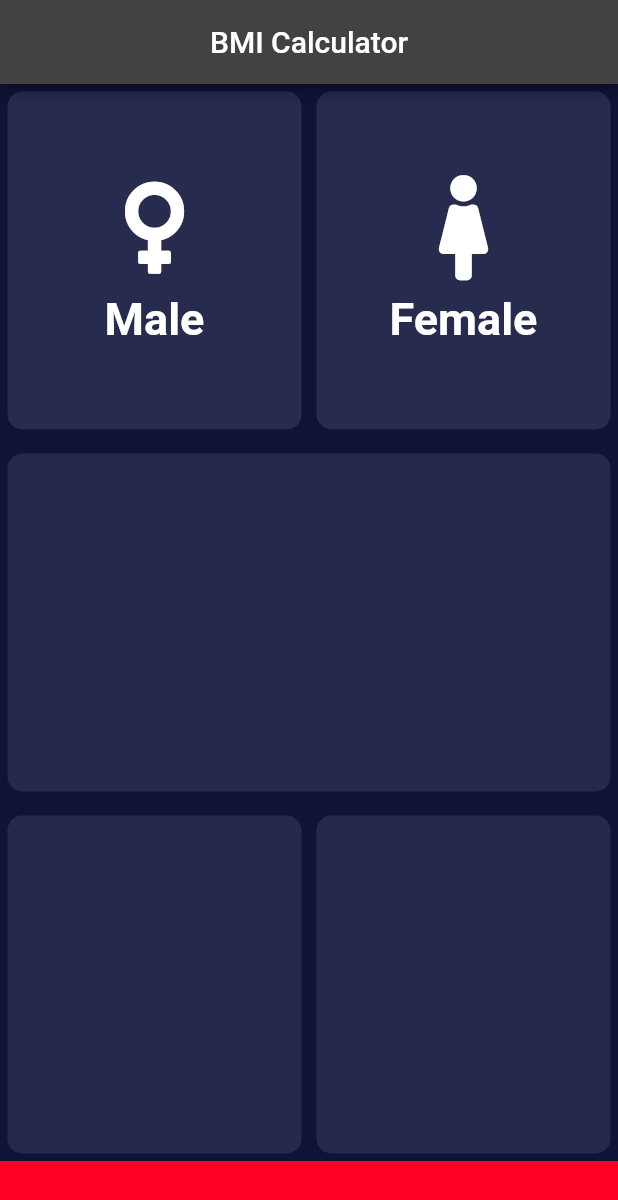
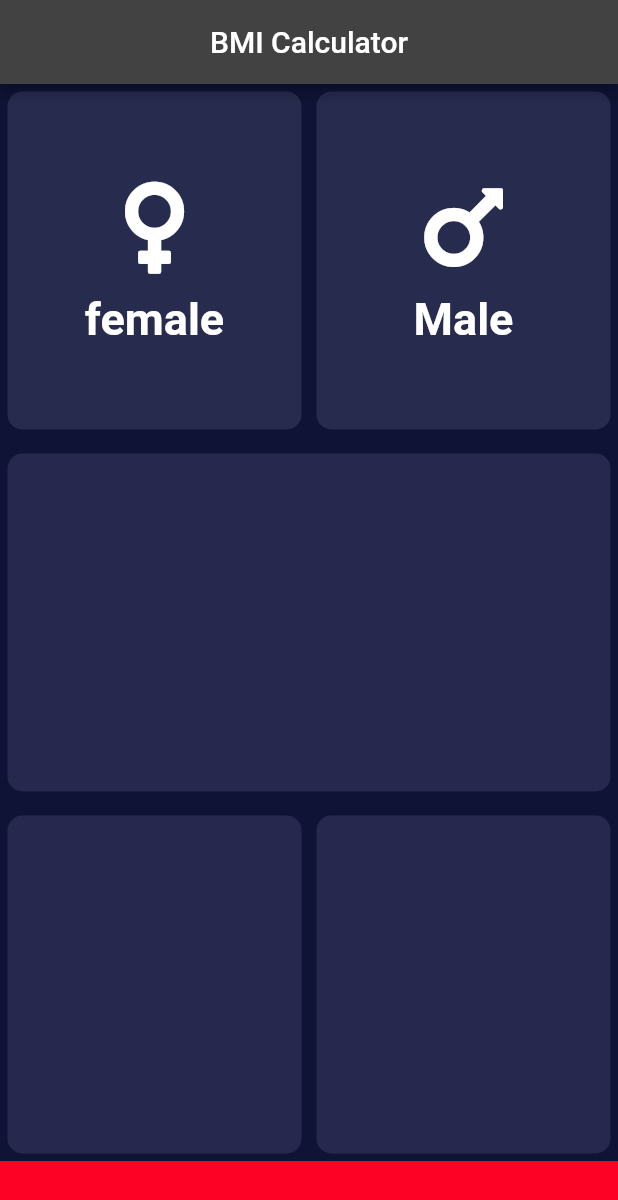
Before and after one commit to mridul0098/bmi, a Flutter app: the screen it shows after launch, on a phone screen of 412 x 824 dp. Shown: the top 1200 px of the screen. Run offline on Flutter 3.47's test engine with Material 2 defaults, Android fonts, the phone set to English and light mode, and no system bars; our stand-ins replace font_awesome_flutter.

Commit message:
bmi update1

```diff
--- a/lib/main.dart
+++ b/lib/main.dart
@@ -65,7 +65,7 @@ class _MainPageState extends State<MainPage> {
                       child: container(
                         colors: maleCardColor,
                         iconContent: iconcontents(
-                            icon: FontAwesomeIcons.venus, label: 'Male'),
+                            icon: FontAwesomeIcons.venus, label: 'female'),
                       ),
                     ),
                   ),
@@ -79,7 +79,7 @@ class _MainPageState extends State<MainPage> {
                     child: container(
                       colors: femaleCardColor,
                       iconContent: iconcontents(
-                          icon: FontAwesomeIcons.female, label: 'Female'),
+                          icon: FontAwesomeIcons.mars, label: 'Male'),
                     ),
                   ))
                 ],
```
